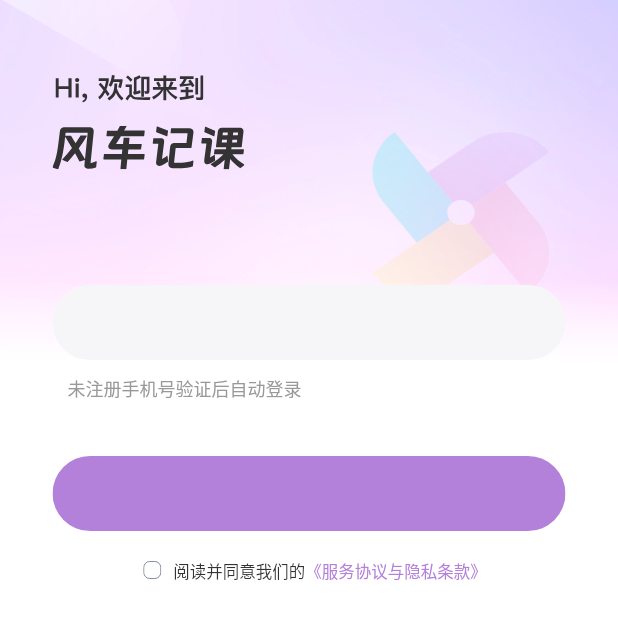
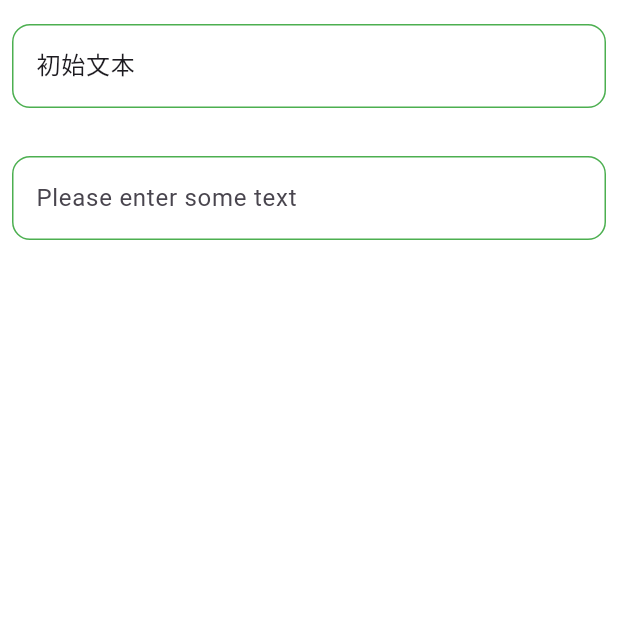
Before and after one commit to CSwater2016/flutter_study, a Flutter app: the screen it shows after launch, on a phone screen of 412 x 824 dp. Shown: the top 619 px of the screen. Run offline on Flutter 3.47's test engine with Material 3 defaults, Android fonts, the phone set to English and light mode, and no system bars; our stand-ins replace flutter_screenutil, flutter_svg, vector_graphics.

Commit message:
feat: 添加对 TextField 的学习；

```diff
--- a/lib/core/constants/styles.dart
+++ b/lib/core/constants/styles.dart
@@ -12,6 +12,14 @@ class Styles {
   static Color c_F6F6F9 = const Color(0xFFF6F6F9);
   static Color c_999999 = const Color(0xFF999999);
   static Color c_333333 = const Color(0xFF333333);
+
+  // 基础配置, 理解为占位配置就行了。
+  static TextStyle basic = TextStyle(
+    color: Styles.c_333333,
+    fontSize: 14,
+    fontWeight: FontWeight.w400,
+    decoration: TextDecoration.none,
+  );
 
   static TextStyle ts_999999_f12_w400 = TextStyle(
     color: Styles.c_999999,
--- /dev/null
+++ b/lib/example/basic_widgets/textfield_study.dart
@@ -0,0 +1,123 @@
+import 'package:flutter/material.dart';
+import 'package:provider/provider.dart';
+
+/*
+文本框 TextField、TextFormField
+🟢 TextFormField(和 TextField 基本一致，增加了表单的验证功能（必填、长度），和提交的回调)
+❗️ TextField 的直接父视图需要是 StatelfulWidget
+
+1. 配置文本框样式 decoration:InputDecoration
+
+2. 获取文本框的输入值 controller:TextEditingController
+   ❗️当不再使用 TextEditingController 时，调用 dispose 销毁它以确保相关的资源得到释放。
+
+3. 监听文本框
+      输入变化 onChanged: (value) {}
+      提交 onSubmitted: (value) {}
+    也可以通过 TextEditingController 的 addListener((){}) 监听
+
+4. 文本框的聚焦 autofocus:true
+      FocusNode 聚焦节点。绑定到 TextField 之后，可以通过操作 FocusNode 来聚焦和取消聚焦。
+        ❗️同样的，不再使用的时候，需要调用 dispose 销毁它以确保相关的资源得到释放。
+
+5. 带验证的 TextFormField
+    1. 创建固定不变的 GlobalKey
+    2. validator : (value) {}
+*/
+
+class TextFieldStudy extends StatefulWidget {
+  const TextFieldStudy({super.key});
+
+  @override
+  State<TextFieldStudy> createState() => _TextFieldStudyState();
+}
+
+class _TextFieldStudyState extends State<TextFieldStudy> {
+  var textFieldController = TextEditingController(text: "初始文本");
+  var textFieldFocusNode = FocusNode();
+
+  var textFormFieldController = TextEditingController();
+  var textFormFieldFocusNode = FocusNode();
+
+  @override
+  void dispose() {
+    // 💡 注意销毁相关资源
+    textFieldController.dispose();
+    textFieldFocusNode.dispose();
+
+    textFormFieldController.dispose();
+    textFormFieldFocusNode.dispose();
+
+    super.dispose();
+  }
+
+  @override
+  Widget build(BuildContext context) {
+    textFieldController.addListener(() {
+      print("111 内容发生变化 ${textFieldController.text}");
+    });
+    return Material(
+      child: SafeArea(
+        child: Container(
+          color: Colors.white,
+          child: Center(
+            child: Column(
+              children: [
+                Padding(
+                  padding: const EdgeInsets.symmetric(horizontal: 8, vertical: 16),
+                  child: textFieldExample(),
+                ),
+                Padding(
+                  padding: const EdgeInsets.symmetric(horizontal: 8, vertical: 16),
+                  child: textFormFieldExample(),
+                ),
+              ],
+            ),
+          ),
+        ),
+      ),
+    );
+  }
+
+  TextField textFieldExample() {
+    return TextField(
+      controller: textFieldController,
+      decoration: InputDecoration(
+        hintText: 'Please enter some text',
+        enabledBorder: OutlineInputBorder(
+          borderSide: const BorderSide(color: Colors.green, width: 1.0),
+          borderRadius: BorderRadius.circular(12.0),
+        ),
+        focusedBorder: OutlineInputBorder(
+          borderSide: const BorderSide(color: Colors.blue, width: 2.0),
+          borderRadius: BorderRadius.circular(12.0),
+        ),
+      ),
+      onChanged: (value) {
+        print("### 内容发生变化 $value");
+      },
+      onSubmitted: (value) {
+        // 点击确定，自动聚焦到 textFormField
+        textFormFieldFocusNode.requestFocus();
+      },
+    );
+  }
+
+  TextFormField textFormFieldExample() {
+    return TextFormField(
+      focusNode: textFormFieldFocusNode,
+      controller: textFormFieldController,
+      decoration: InputDecoration(
+        hintText: 'Please enter some text',
+        enabledBorder: OutlineInputBorder(
+          borderSide: const BorderSide(color: Colors.green, width: 1.0),
+          borderRadius: BorderRadius.circular(12.0),
+        ),
+        focusedBorder: OutlineInputBorder(
+          borderSide: const BorderSide(color: Colors.blue, width: 2.0),
+          borderRadius: BorderRadius.circular(12.0),
+        ),
+      ),
+    );
+  }
+}
--- a/lib/example/test_page.dart
+++ b/lib/example/test_page.dart
@@ -1,4 +1,6 @@
 import 'package:flutter/material.dart';
+import 'package:flutter_study/core/constants/styles.dart';
+import 'package:flutter_study/example/basic_widgets/textfield_study.dart';
 import 'package:flutter_study/features/authentication/mobile_login_page.dart';
 
 // 测试页面
@@ -8,6 +10,10 @@ class TestPage extends StatelessWidget {
 
   @override
   Widget build(BuildContext context) {
-    return MobileLoginPage();
+    Text(
+      '测试页面',
+      style: Styles.basic,
+    );
+    return TextFieldStudy();
   }
 }
```
